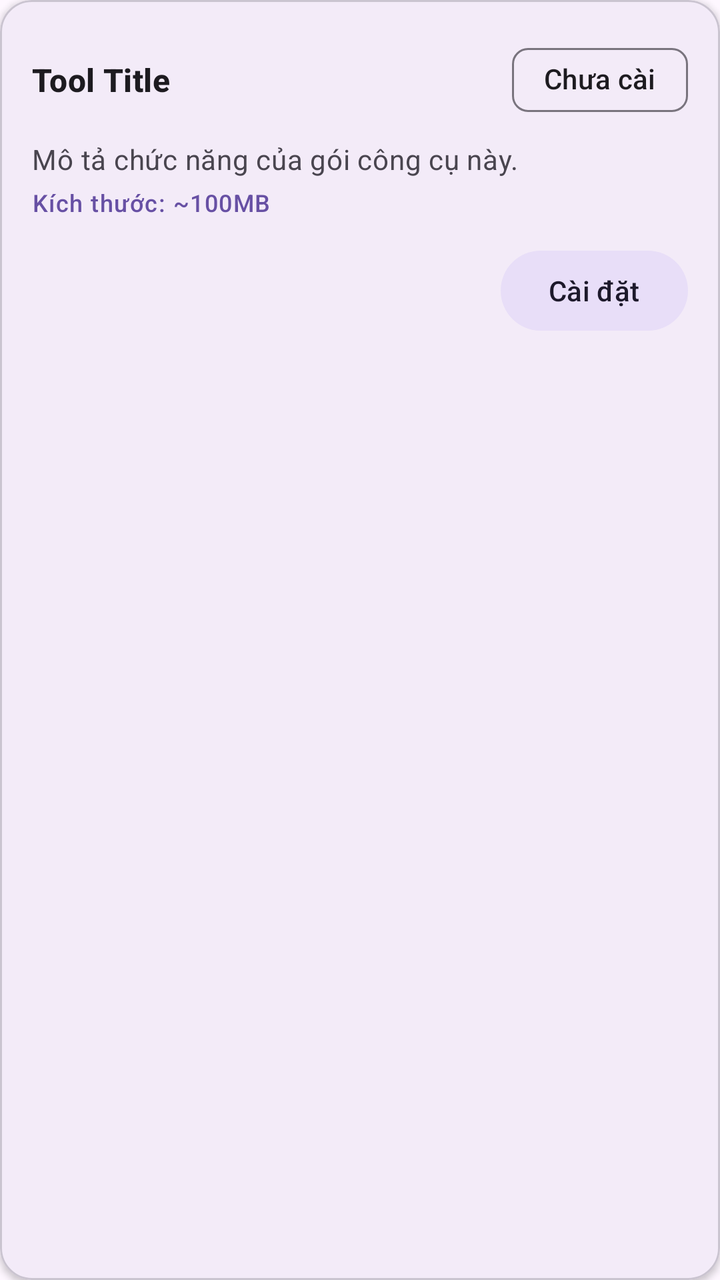
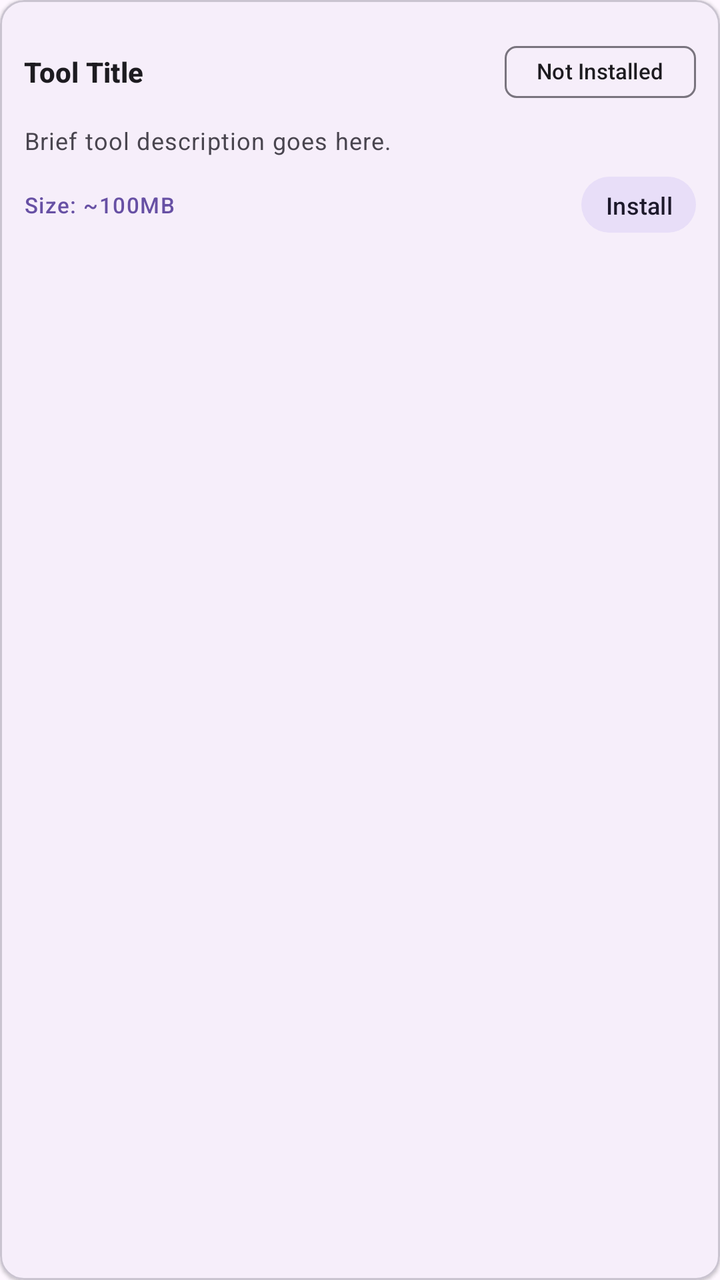

Before-and-after screenshots of an Android layout around one commit, followed by the original layout XML and the change that was made.
<!-- AndroidManifest.xml: application theme Theme.ZeroLite -->
<!-- res/layout/item_tool_card.xml -->
<?xml version="1.0" encoding="utf-8"?>
<com.google.android.material.card.MaterialCardView
    xmlns:android="http://schemas.android.com/apk/res/android"
    xmlns:app="http://schemas.android.com/apk/res-auto"
    android:layout_width="match_parent"
    android:layout_height="wrap_content"
    android:layout_marginBottom="12dp"
    app:cardCornerRadius="16dp"
    app:cardElevation="2dp"
    app:strokeWidth="1dp"
    app:strokeColor="?attr/colorOutlineVariant">

    <LinearLayout
        android:layout_width="match_parent"
        android:layout_height="wrap_content"
        android:orientation="vertical"
        android:padding="16dp">

        <LinearLayout
            android:layout_width="match_parent"
            android:layout_height="wrap_content"
            android:gravity="center_vertical"
            android:orientation="horizontal">

            <TextView
                android:id="@+id/tvToolTitle"
                android:layout_width="0dp"
                android:layout_height="wrap_content"
                android:layout_weight="1"
                android:text="Tool Title"
                android:textAppearance="?attr/textAppearanceTitleMedium"
                android:textStyle="bold" />

            <com.google.android.material.chip.Chip
                android:id="@+id/chipStatus"
                android:layout_width="wrap_content"
                android:layout_height="wrap_content"
                android:text="Chưa cài"
                app:chipCornerRadius="8dp"
                app:chipMinHeight="32dp" />
        </LinearLayout>

        <TextView
            android:id="@+id/tvToolDesc"
            android:layout_width="match_parent"
            android:layout_height="wrap_content"
            android:layout_marginTop="6dp"
            android:text="Mô tả chức năng của gói công cụ này."
            android:textAppearance="?attr/textAppearanceBodyMedium"
            android:textColor="?attr/colorOnSurfaceVariant" />

        <TextView
            android:id="@+id/tvToolSize"
            android:layout_width="match_parent"
            android:layout_height="wrap_content"
            android:layout_marginTop="4dp"
            android:text="Kích thước: ~100MB"
            android:textAppearance="?attr/textAppearanceLabelMedium"
            android:textColor="?attr/colorPrimary" />

        <com.google.android.material.progressindicator.LinearProgressIndicator
            android:id="@+id/progressIndicator"
            android:layout_width="match_parent"
            android:layout_height="wrap_content"
            android:layout_marginTop="10dp"
            android:visibility="gone"
            app:indicatorColor="?attr/colorPrimary"
            app:trackColor="?attr/colorSurfaceVariant"
            app:trackCornerRadius="4dp" />

        <LinearLayout
            android:layout_width="match_parent"
            android:layout_height="wrap_content"
            android:layout_marginTop="12dp"
            android:gravity="end"
            android:orientation="horizontal">

            <com.google.android.material.button.MaterialButton
                android:id="@+id/btnDelete"
                style="@style/Widget.Material3.Button.TextButton"
                android:layout_width="wrap_content"
                android:layout_height="wrap_content"
                android:text="Xóa"
                android:textColor="?attr/colorError"
                android:visibility="gone" />

            <com.google.android.material.button.MaterialButton
                android:id="@+id/btnAction"
                style="@style/Widget.Material3.Button.TonalButton"
                android:layout_width="wrap_content"
                android:layout_height="wrap_content"
                android:layout_marginStart="8dp"
                android:text="Cài đặt" />
        </LinearLayout>
    </LinearLayout>
</com.google.android.material.card.MaterialCardView>
<!-- resources referenced by this layout -->
<resources>
  <style name="Theme.ZeroLite" parent="Theme.Material3.DayNight.NoActionBar">
          <item name="android:statusBarColor">@android:color/transparent</item>
          <item name="android:navigationBarColor">@android:color/transparent</item>
          <item name="android:windowLightStatusBar" tools:targetApi="m">true</item>
      </style>
</resources>

<!-- the commit's change to res/layout/item_tool_card.xml (unified diff, before → after) -->
@@ -4,9 +4,9 @@
     xmlns:app="http://schemas.android.com/apk/res-auto"
     android:layout_width="match_parent"
     android:layout_height="wrap_content"
-    android:layout_marginBottom="12dp"
-    app:cardCornerRadius="16dp"
-    app:cardElevation="2dp"
+    android:layout_marginBottom="8dp"
+    app:cardCornerRadius="12dp"
+    app:cardElevation="1dp"
     app:strokeWidth="1dp"
     app:strokeColor="?attr/colorOutlineVariant">
 
@@ -14,8 +14,9 @@
         android:layout_width="match_parent"
         android:layout_height="wrap_content"
         android:orientation="vertical"
-        android:padding="16dp">
+        android:padding="12dp">
 
+        
         <LinearLayout
             android:layout_width="match_parent"
             android:layout_height="wrap_content"
@@ -28,59 +29,59 @@
                 android:layout_height="wrap_content"
                 android:layout_weight="1"
                 android:text="Tool Title"
-                android:textAppearance="?attr/textAppearanceTitleMedium"
+                android:textAppearance="?attr/textAppearanceTitleSmall"
                 android:textStyle="bold" />
 
             <com.google.android.material.chip.Chip
                 android:id="@+id/chipStatus"
                 android:layout_width="wrap_content"
                 android:layout_height="wrap_content"
-                android:text="Chưa cài"
-                app:chipCornerRadius="8dp"
-                app:chipMinHeight="32dp" />
+                android:text="Not Installed"
+                android:textSize="11sp"
+                app:chipMinHeight="26dp"
+                app:chipCornerRadius="6dp" />
         </LinearLayout>
 
+        
         <TextView
             android:id="@+id/tvToolDesc"
             android:layout_width="match_parent"
             android:layout_height="wrap_content"
-            android:layout_marginTop="6dp"
-            android:text="Mô tả chức năng của gói công cụ này."
-            android:textAppearance="?attr/textAppearanceBodyMedium"
+            android:layout_marginTop="2dp"
+            android:maxLines="2"
+            android:ellipsize="end"
+            android:text="Brief tool description goes here."
+            android:textAppearance="?attr/textAppearanceBodySmall"
             android:textColor="?attr/colorOnSurfaceVariant" />
 
-        <TextView
-            android:id="@+id/tvToolSize"
-            android:layout_width="match_parent"
-            android:layout_height="wrap_content"
-            android:layout_marginTop="4dp"
-            android:text="Kích thước: ~100MB"
-            android:textAppearance="?attr/textAppearanceLabelMedium"
-            android:textColor="?attr/colorPrimary" />
-
-        <com.google.android.material.progressindicator.LinearProgressIndicator
-            android:id="@+id/progressIndicator"
-            android:layout_width="match_parent"
-            android:layout_height="wrap_content"
-            android:layout_marginTop="10dp"
-            android:visibility="gone"
-            app:indicatorColor="?attr/colorPrimary"
-            app:trackColor="?attr/colorSurfaceVariant"
-            app:trackCornerRadius="4dp" />
-
+        
         <LinearLayout
             android:layout_width="match_parent"
             android:layout_height="wrap_content"
-            android:layout_marginTop="12dp"
-            android:gravity="end"
+            android:layout_marginTop="6dp"
+            android:gravity="center_vertical"
             android:orientation="horizontal">
+
+            <TextView
+                android:id="@+id/tvToolSize"
+                android:layout_width="0dp"
+                android:layout_height="wrap_content"
+                android:layout_weight="1"
+                android:text="Size: ~100MB"
+                android:textAppearance="?attr/textAppearanceLabelSmall"
+                android:textColor="?attr/colorPrimary" />
 
             <com.google.android.material.button.MaterialButton
                 android:id="@+id/btnDelete"
                 style="@style/Widget.Material3.Button.TextButton"
                 android:layout_width="wrap_content"
-                android:layout_height="wrap_content"
-                android:text="Xóa"
+                android:layout_height="36dp"
+                android:paddingLeft="8dp"
+                android:paddingRight="8dp"
+                android:minHeight="0dp"
+                android:minWidth="0dp"
+                android:textSize="12sp"
+                android:text="Delete"
                 android:textColor="?attr/colorError"
                 android:visibility="gone" />
 
@@ -88,9 +89,26 @@
                 android:id="@+id/btnAction"
                 style="@style/Widget.Material3.Button.TonalButton"
                 android:layout_width="wrap_content"
-                android:layout_height="wrap_content"
-                android:layout_marginStart="8dp"
-                android:text="Cài đặt" />
+                android:layout_height="36dp"
+                android:paddingLeft="12dp"
+                android:paddingRight="12dp"
+                android:minHeight="0dp"
+                android:minWidth="0dp"
+                android:textSize="12sp"
+                android:layout_marginStart="6dp"
+                android:text="Install" />
         </LinearLayout>
+
+        
+        <com.google.android.material.progressindicator.LinearProgressIndicator
+            android:id="@+id/progressIndicator"
+            android:layout_width="match_parent"
+            android:layout_height="wrap_content"
+            android:layout_marginTop="6dp"
+            android:visibility="gone"
+            app:indicatorColor="?attr/colorPrimary"
+            app:trackColor="?attr/colorSurfaceVariant"
+            app:trackCornerRadius="3dp" />
+
     </LinearLayout>
 </com.google.android.material.card.MaterialCardView>
